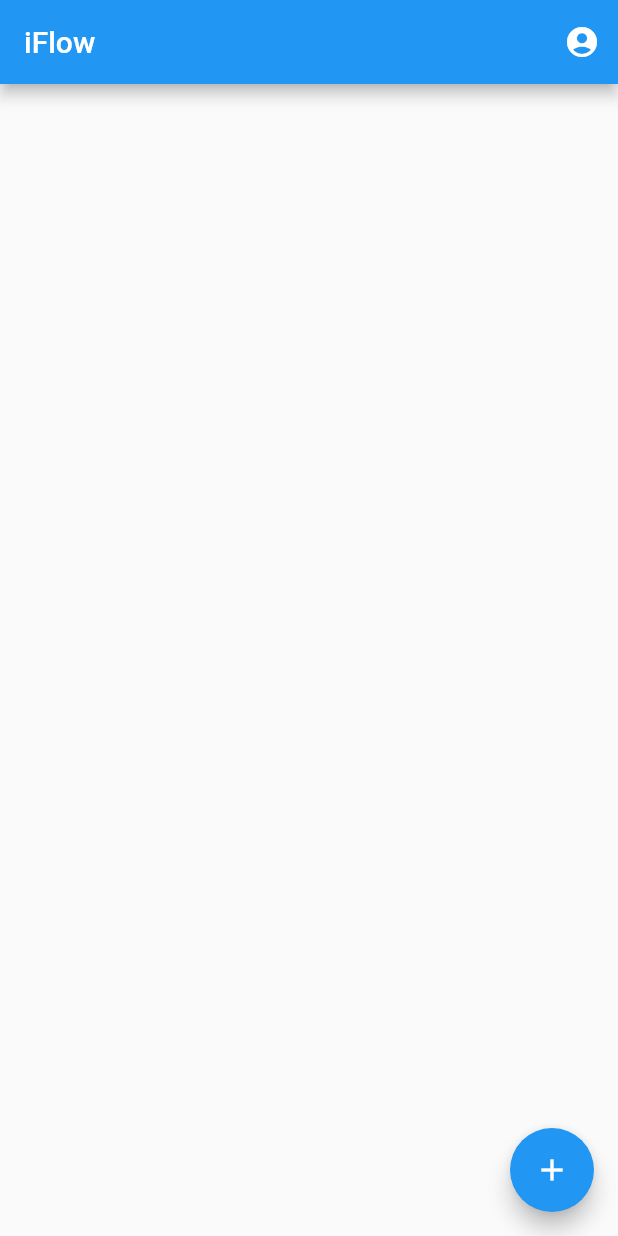
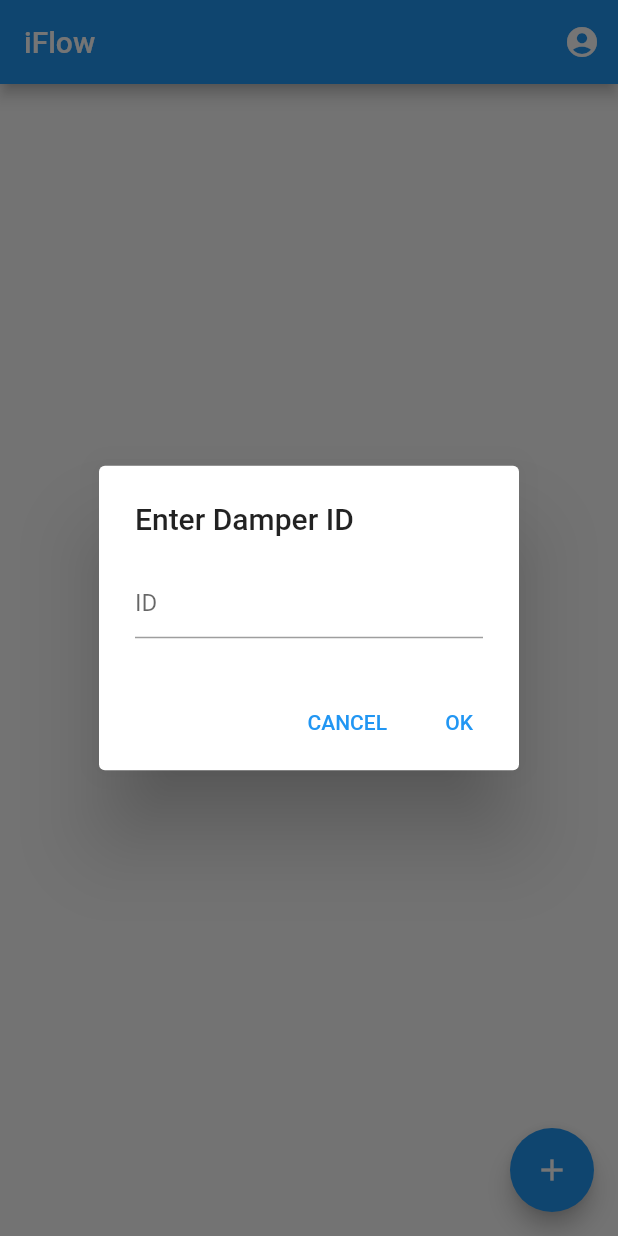
Before and after one commit to Adkins-Automation/Wifi-Airflow-Control, a Flutter app: the screen it shows after launch, after a tap on the "add" icon, on a phone screen of 412 x 824 dp. Run offline on Flutter 3.47's test engine with Material 2 defaults, Android fonts, the phone set to English and light mode, and no system bars; our stand-ins replace firebase_auth, firebase_core, firebase_database, sqflite; accounts and stored records are empty.

Commit message:
added new damper dialog
prompts user for id of damper

```diff
--- a/Flutter App/wifi_airflow_control/lib/main_page.dart
+++ b/Flutter App/wifi_airflow_control/lib/main_page.dart
@@ -85,6 +85,26 @@ class _MainPageState extends State<MainPage> {
     }
   }
 
+  void _addDamper() async {
+    /*
+    todo
+    1. scan/type code
+    2. connect via bluetooth
+    -- get wifi credentials???
+    3. send wifi credentials
+    4. wait for device to connect to wifi
+    5. add damper to account
+    */
+    String? damperId = await _showDamperIdDialog(context);
+    if (damperId != null && damperId.isNotEmpty) {
+      setState(() {
+        _dampers[damperId] =
+            Damper(damperId, "Damper ${_dampers.length + 1}", 0);
+        _updateDampers();
+      });
+    }
+  }
+
   void _loadDampers() {
     _db.child(_auth.currentUser!.uid).get().then((snapshot) {
       if (snapshot.exists) {
@@ -127,23 +147,6 @@ class _MainPageState extends State<MainPage> {
   void updatedSelected(String id, int? value) {
     setState(() {
       _dampers[id]?.currentPosition = value!;
-      _updateDampers();
-    });
-  }
-
-  void addNewDamper() {
-    /*
-    todo
-    1. scan/type code
-    2. connect via bluetooth
-    -- get wifi credentials???
-    3. send wifi credentials
-    4. wait for device to connect to wifi
-    5. add damper to account
-    */
-    final id = "damper${_dampers.length + 1}";
-    setState(() {
-      _dampers[id] = Damper(id, "Damper ${_dampers.length + 1}", 0);
       _updateDampers();
     });
   }
@@ -222,7 +225,7 @@ class _MainPageState extends State<MainPage> {
         },
       ),
       floatingActionButton: FloatingActionButton(
-        onPressed: addNewDamper,
+        onPressed: _addDamper,
         tooltip: 'Add new device',
         child: const Icon(Icons.add),
       ),
@@ -395,4 +398,37 @@ class _MainPageState extends State<MainPage> {
       ),
     );
   }
+
+  Future<String?> _showDamperIdDialog(BuildContext context) async {
+    String? damperId;
+
+    return showDialog<String>(
+      context: context,
+      builder: (BuildContext context) {
+        return AlertDialog(
+          title: Text('Enter Damper ID'),
+          content: TextField(
+            onChanged: (value) {
+              damperId = value;
+            },
+            decoration: InputDecoration(hintText: "ID"),
+          ),
+          actions: <Widget>[
+            TextButton(
+              child: Text('CANCEL'),
+              onPressed: () {
+                Navigator.of(context).pop();
+              },
+            ),
+            TextButton(
+              child: Text('OK'),
+              onPressed: () {
+                Navigator.of(context).pop(damperId);
+              },
+            ),
+          ],
+        );
+      },
+    );
+  }
 }
```
